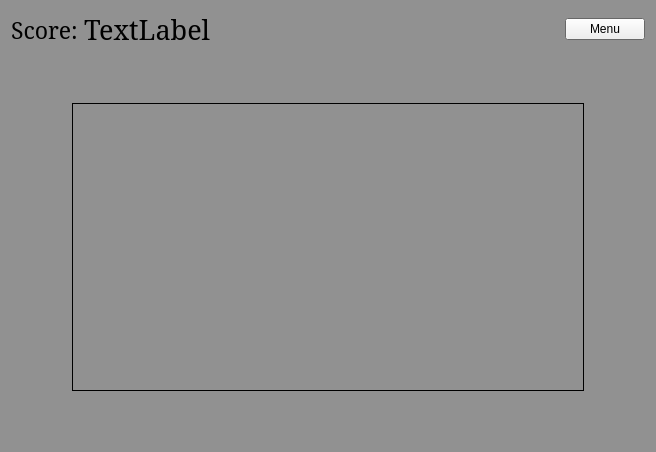
Before: the Qt Designer form code/wgt_pages/page_field.ui in fostfox/snake_game, drawn with Qt 5.
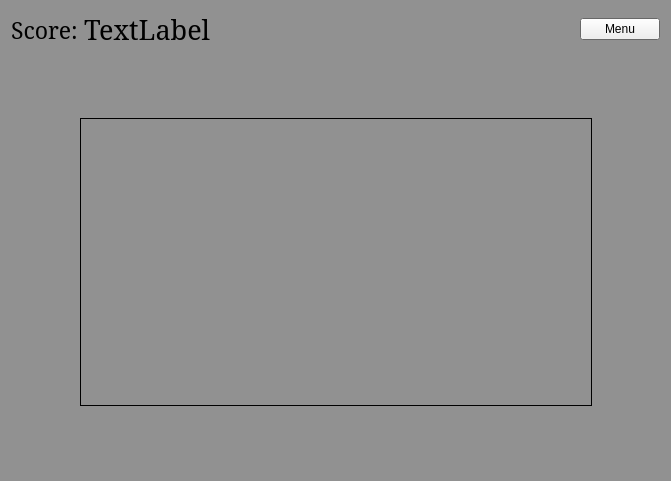
After: the same form once the commit is applied.

The edit to the form file:
```diff
--- a/code/wgt_pages/page_field.ui
+++ b/code/wgt_pages/page_field.ui
@@ -6,8 +6,8 @@
    <rect>
     <x>0</x>
     <y>0</y>
-    <width>656</width>
-    <height>452</height>
+    <width>671</width>
+    <height>481</height>
    </rect>
   </property>
   <property name="palette">
```
